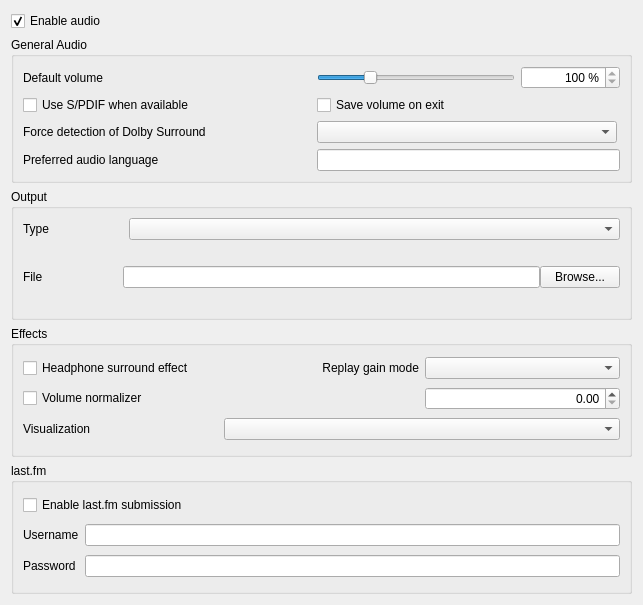
omunroe-com/ubtvlc, file modules/gui/qt4/ui/sprefs_audio.ui: the form before one commit.
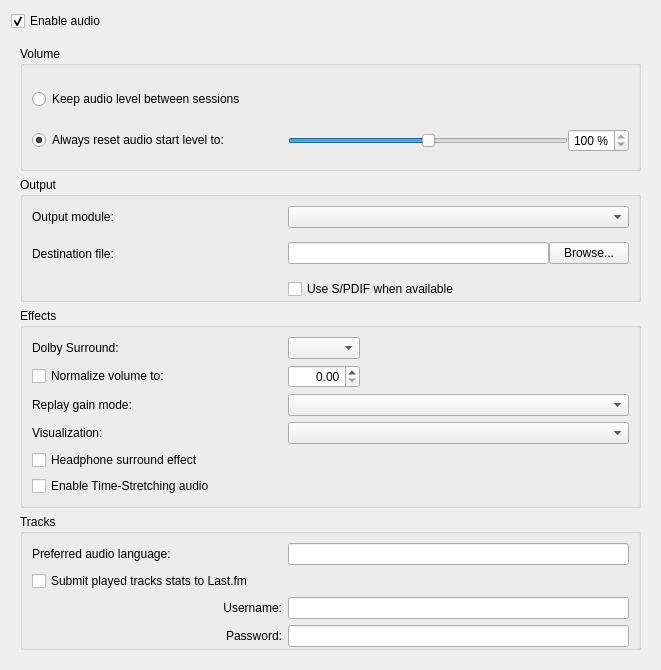
The form after the commit.

```diff
--- a/modules/gui/qt4/ui/sprefs_audio.ui
+++ b/modules/gui/qt4/ui/sprefs_audio.ui
@@ -1,22 +1,28 @@
 <ui version="4.0" >
  <author>Jean-Baptiste Kempf</author>
  <class>SPrefsAudio</class>
- <widget class="QWidget" name="SPrefsAudio" >
-  <property name="geometry" >
+ <widget class="QWidget" name="SPrefsAudio">
+  <property name="geometry">
    <rect>
     <x>0</x>
     <y>0</y>
-    <width>643</width>
-    <height>605</height>
+    <width>661</width>
+    <height>670</height>
    </rect>
   </property>
-  <property name="windowTitle" >
+  <property name="sizePolicy">
+   <sizepolicy hsizetype="Preferred" vsizetype="Preferred">
+    <horstretch>0</horstretch>
+    <verstretch>0</verstretch>
+   </sizepolicy>
+  </property>
+  <property name="windowTitle">
    <string>Form</string>
   </property>
-  <layout class="QVBoxLayout" name="verticalLayout" >
+  <layout class="QVBoxLayout" name="verticalLayout_2">
    <item>
-    <widget class="QCheckBox" name="enableAudio" >
-     <property name="text" >
+    <widget class="QCheckBox" name="enableAudio">
+     <property name="text">
       <string>Enable audio</string>
      </property>
      <property name="checked" >
@@ -25,22 +31,62 @@
     </widget>
    </item>
    <item>
-    <widget class="QGroupBox" name="audioBox" >
-     <property name="title" >
-      <string>General Audio</string>
-     </property>
-     <layout class="QGridLayout" >
-      <item row="0" column="0" colspan="2" >
-       <widget class="QLabel" name="label_2" >
-        <property name="text" >
-         <string>Default volume</string>
-        </property>
-       </widget>
-      </item>
-      <item row="0" column="2" colspan="2" >
-       <widget class="QSlider" name="defaultVolume" >
-        <property name="sizePolicy" >
-         <sizepolicy vsizetype="Minimum" hsizetype="Fixed" >
+    <widget class="QWidget" name="SPrefsAudio_zone" native="true">
+     <layout class="QVBoxLayout" name="verticalLayout">
+      <item>
+       <widget class="QGroupBox" name="audioBox">
+        <property name="title">
+         <string>Volume</string>
+        </property>
+        <layout class="QGridLayout">
+         <property name="bottomMargin">
+          <number>0</number>
+         </property>
+         <item row="0" column="0" colspan="2">
+          <widget class="QRadioButton" name="keepVolumeRadio">
+           <property name="minimumSize">
+            <size>
+             <width>250</width>
+             <height>0</height>
+            </size>
+           </property>
+           <property name="text">
+            <string>Keep audio level between sessions</string>
+           </property>
+          </widget>
+         </item>
+         <item row="1" column="0" colspan="2">
+          <widget class="QRadioButton" name="resetVolumeRadio">
+           <property name="minimumSize">
+            <size>
+             <width>250</width>
+             <height>0</height>
+            </size>
+           </property>
+           <property name="text">
+            <string>Always reset audio start level to:</string>
+           </property>
+           <property name="checked">
+            <bool>true</bool>
+           </property>
+          </widget>
+         </item>
+         <item row="1" column="2">
+          <widget class="QWidget" name="defaultVolume_zone" native="true">
+           <layout class="QHBoxLayout" name="horizontalLayout">
+            <property name="spacing">
+             <number>0</number>
+            </property>
+            <property name="sizeConstraint">
+             <enum>QLayout::SetDefaultConstraint</enum>
+            </property>
+            <property name="margin">
+             <number>0</number>
+            </property>
+            <item>
+             <widget class="QSlider" name="defaultVolume">
+              <property name="sizePolicy">
+               <sizepolicy hsizetype="MinimumExpanding" vsizetype="Minimum">
           <horstretch>0</horstretch>
           <verstretch>0</verstretch>
          </sizepolicy>
@@ -51,19 +97,13 @@
           <height>0</height>
          </size>
         </property>
-        <property name="maximumSize" >
-         <size>
-          <width>200</width>
-          <height>16777215</height>
-         </size>
-        </property>
-        <property name="layoutDirection" >
+              <property name="layoutDirection">
          <enum>Qt::LeftToRight</enum>
         </property>
-        <property name="maximum" >
-         <number>400</number>
-        </property>
-        <property name="value" >
+              <property name="maximum">
+               <number>200</number>
+              </property>
+              <property name="value">
          <number>100</number>
         </property>
         <property name="orientation" >
@@ -71,12 +111,18 @@
         </property>
        </widget>
       </item>
-      <item row="0" column="4" >
-       <widget class="QSpinBox" name="volumeValue" >
-        <property name="toolTip" >
-         <string>256 corresponds to 100%, 1024 to 400%</string>
-        </property>
-        <property name="alignment" >
+            <item>
+             <widget class="QSpinBox" name="volumeValue">
+              <property name="sizePolicy">
+               <sizepolicy hsizetype="Minimum" vsizetype="Fixed">
+                <horstretch>0</horstretch>
+                <verstretch>0</verstretch>
+               </sizepolicy>
+              </property>
+              <property name="wrapping">
+               <bool>false</bool>
+              </property>
+              <property name="alignment">
          <set>Qt::AlignRight|Qt::AlignTrailing|Qt::AlignVCenter</set>
         </property>
         <property name="readOnly" >
@@ -85,86 +131,17 @@
         <property name="suffix" >
          <string> %</string>
         </property>
-        <property name="maximum" >
-         <number>400</number>
-        </property>
-        <property name="value" >
+              <property name="maximum">
+               <number>200</number>
+              </property>
+              <property name="value">
          <number>100</number>
         </property>
        </widget>
       </item>
-      <item row="1" column="0" >
-       <widget class="QCheckBox" name="spdifBox" >
-        <property name="text" >
-         <string>Use S/PDIF when available</string>
-        </property>
-       </widget>
-      </item>
-      <item row="1" column="2" colspan="3" >
-       <widget class="QCheckBox" name="saveVolBox" >
-        <property name="text" >
-         <string>Save volume on exit</string>
-        </property>
-       </widget>
-      </item>
-      <item row="2" column="0" >
-       <widget class="QLabel" name="dolbyLabel" >
-        <property name="text" >
-         <string>Force detection of Dolby Surround</string>
-        </property>
-        <property name="buddy" >
-         <cstring>detectionDolby</cstring>
-        </property>
-       </widget>
-      </item>
-      <item row="2" column="2" colspan="3" >
-       <widget class="QComboBox" name="detectionDolby" >
-        <property name="sizePolicy" >
-         <sizepolicy vsizetype="Fixed" hsizetype="MinimumExpanding" >
-          <horstretch>0</horstretch>
-          <verstretch>0</verstretch>
-         </sizepolicy>
-        </property>
-        <property name="maximumSize" >
-         <size>
-          <width>300</width>
-          <height>16777215</height>
-         </size>
-        </property>
-        <property name="currentIndex" >
-         <number>-1</number>
-        </property>
-       </widget>
-      </item>
-      <item row="3" column="0" >
-       <widget class="QLabel" name="langLabel" >
-        <property name="text" >
-         <string>Preferred audio language</string>
-        </property>
-        <property name="buddy" >
-         <cstring>preferredAudioLanguage</cstring>
-        </property>
-       </widget>
-      </item>
-      <item row="3" column="2" colspan="3" >
-       <widget class="QLineEdit" name="preferredAudioLanguage" />
-      </item>
-      <item row="2" column="1" >
-       <spacer name="horizontalSpacer" >
-        <property name="orientation" >
-         <enum>Qt::Horizontal</enum>
-        </property>
-        <property name="sizeType" >
-         <enum>QSizePolicy::Fixed</enum>
-        </property>
-        <property name="sizeHint" stdset="0" >
-         <size>
-          <width>20</width>
-          <height>20</height>
-         </size>
-        </property>
-       </spacer>
-      </item>
+           </layout>
+          </widget>
+         </item>
      </layout>
     </widget>
    </item>
@@ -173,19 +150,22 @@
      <property name="title" >
       <string>Output</string>
      </property>
-     <layout class="QGridLayout" name="outputAudioLayout" >
-      <item row="0" column="0" >
-       <widget class="QLabel" name="outputLabel" >
-        <property name="minimumSize" >
+        <layout class="QGridLayout" name="outputAudioLayout">
+         <property name="bottomMargin">
+          <number>0</number>
+         </property>
+         <item row="0" column="0">
+          <widget class="QLabel" name="outputLabel">
+           <property name="minimumSize">
          <size>
-          <width>100</width>
+             <width>250</width>
           <height>0</height>
          </size>
         </property>
-        <property name="text" >
-         <string>Type</string>
-        </property>
-        <property name="buddy" >
+           <property name="text">
+            <string>Output module:</string>
+           </property>
+           <property name="buddy">
          <cstring>outputModule</cstring>
         </property>
        </widget>
@@ -213,17 +193,17 @@
           <number>0</number>
          </property>
          <item>
-          <widget class="QLabel" name="fileLabel" >
-           <property name="minimumSize" >
+             <widget class="QLabel" name="fileLabel">
+              <property name="minimumSize">
             <size>
-             <width>100</width>
+                <width>256</width>
              <height>0</height>
             </size>
            </property>
-           <property name="text" >
-            <string>File</string>
-           </property>
-           <property name="buddy" >
+              <property name="text">
+               <string>Destination file:</string>
+              </property>
+              <property name="buddy">
             <cstring>fileName</cstring>
            </property>
           </widget>
@@ -241,108 +221,312 @@
         </layout>
        </widget>
       </item>
+         <item row="3" column="1">
+          <widget class="QCheckBox" name="spdifBox">
+           <property name="sizePolicy">
+            <sizepolicy hsizetype="Minimum" vsizetype="Fixed">
+             <horstretch>0</horstretch>
+             <verstretch>0</verstretch>
+            </sizepolicy>
+           </property>
+           <property name="text">
+            <string>Use S/PDIF when available</string>
+           </property>
+          </widget>
+         </item>
      </layout>
     </widget>
    </item>
    <item>
-    <widget class="QGroupBox" name="groupBox" >
-     <property name="title" >
+       <widget class="QGroupBox" name="groupBox_2">
+        <property name="sizePolicy">
+         <sizepolicy hsizetype="Preferred" vsizetype="Preferred">
+          <horstretch>0</horstretch>
+          <verstretch>0</verstretch>
+         </sizepolicy>
+        </property>
+        <property name="title">
       <string>Effects</string>
      </property>
-     <layout class="QGridLayout" >
-      <item row="2" column="1" colspan="2" >
-       <widget class="QComboBox" name="visualisation" />
-      </item>
-      <item row="0" column="0" >
-       <widget class="QCheckBox" name="headphoneEffect" >
-        <property name="text" >
-         <string>Headphone surround effect</string>
+        <property name="checkable">
+         <bool>false</bool>
         </property>
-       </widget>
-      </item>
-      <item row="1" column="0" >
-       <widget class="QCheckBox" name="volNormBox" >
-        <property name="text" >
-         <string>Volume normalizer</string>
-        </property>
-       </widget>
-      </item>
-      <item row="2" column="0" >
-       <widget class="QLabel" name="visuLabel" >
-        <property name="text" >
-         <string>Visualization</string>
-        </property>
-        <property name="buddy" >
-         <cstring>visualisation</cstring>
+        <layout class="QGridLayout" name="gridLayout_2">
+         <item row="0" column="0">
+          <widget class="QLabel" name="dolbyLabel">
+           <property name="sizePolicy">
+            <sizepolicy hsizetype="Preferred" vsizetype="Preferred">
+             <horstretch>0</horstretch>
+             <verstretch>0</verstretch>
+            </sizepolicy>
+           </property>
+           <property name="minimumSize">
+            <size>
+             <width>250</width>
+             <height>0</height>
+            </size>
+           </property>
+           <property name="maximumSize">
+            <size>
+             <width>250</width>
+             <height>16777215</height>
+            </size>
+           </property>
+           <property name="text">
+            <string>Dolby Surround:</string>
+           </property>
+           <property name="buddy">
+            <cstring>detectionDolby</cstring>
+           </property>
+          </widget>
+         </item>
+         <item row="0" column="1">
+          <widget class="QComboBox" name="detectionDolby">
+           <property name="sizePolicy">
+            <sizepolicy hsizetype="Preferred" vsizetype="Fixed">
+             <horstretch>0</horstretch>
+             <verstretch>0</verstretch>
+            </sizepolicy>
+           </property>
+           <property name="currentIndex">
+            <number>-1</number>
         </property>
        </widget>
       </item>
-      <item row="0" column="1" >
-       <widget class="QLabel" name="replayLabel" >
-        <property name="text" >
-         <string>Replay gain mode</string>
-        </property>
-        <property name="alignment" >
-         <set>Qt::AlignRight|Qt::AlignTrailing|Qt::AlignVCenter</set>
-        </property>
-       </widget>
-      </item>
-      <item row="0" column="2" >
-       <widget class="QComboBox" name="replayCombo" />
-      </item>
-      <item row="1" column="2" >
-       <widget class="QDoubleSpinBox" name="volNormSpin" >
-        <property name="alignment" >
+         <item row="2" column="0">
+          <widget class="QCheckBox" name="volNormBox">
+           <property name="sizePolicy">
+            <sizepolicy hsizetype="Preferred" vsizetype="Fixed">
+             <horstretch>0</horstretch>
+             <verstretch>0</verstretch>
+            </sizepolicy>
+           </property>
+           <property name="minimumSize">
+            <size>
+             <width>250</width>
+             <height>0</height>
+            </size>
+           </property>
+           <property name="maximumSize">
+            <size>
+             <width>250</width>
+             <height>16777215</height>
+            </size>
+           </property>
+           <property name="text">
+            <string>Normalize volume to:</string>
+           </property>
+          </widget>
+         </item>
+         <item row="2" column="1">
+          <widget class="QDoubleSpinBox" name="volNormSpin">
+           <property name="enabled">
+            <bool>true</bool>
+           </property>
+           <property name="alignment">
          <set>Qt::AlignRight</set>
         </property>
        </widget>
       </item>
+         <item row="2" column="2">
+          <spacer name="horizontalSpacer">
+           <property name="orientation">
+            <enum>Qt::Horizontal</enum>
+           </property>
+           <property name="sizeHint" stdset="0">
+            <size>
+             <width>268</width>
+             <height>20</height>
+            </size>
+           </property>
+          </spacer>
+         </item>
+         <item row="3" column="0">
+          <widget class="QLabel" name="replayLabel">
+           <property name="minimumSize">
+            <size>
+             <width>250</width>
+             <height>0</height>
+            </size>
+           </property>
+           <property name="text">
+            <string>Replay gain mode:</string>
+           </property>
+           <property name="alignment">
+            <set>Qt::AlignLeading|Qt::AlignLeft|Qt::AlignVCenter</set>
+           </property>
+          </widget>
+         </item>
+         <item row="3" column="1" colspan="2">
+          <widget class="QComboBox" name="replayCombo">
+           <property name="sizePolicy">
+            <sizepolicy hsizetype="Preferred" vsizetype="Fixed">
+             <horstretch>0</horstretch>
+             <verstretch>0</verstretch>
+            </sizepolicy>
+           </property>
+          </widget>
+         </item>
+         <item row="4" column="0">
+          <widget class="QLabel" name="visuLabel">
+           <property name="minimumSize">
+            <size>
+             <width>250</width>
+             <height>0</height>
+            </size>
+           </property>
+           <property name="text">
+            <string>Visualization:</string>
+           </property>
+           <property name="buddy">
+            <cstring>visualisation</cstring>
+           </property>
+          </widget>
+         </item>
+         <item row="4" column="1" colspan="2">
+          <widget class="QComboBox" name="visualisation">
+           <property name="sizePolicy">
+            <sizepolicy hsizetype="Preferred" vsizetype="Fixed">
+             <horstretch>0</horstretch>
+             <verstretch>0</verstretch>
+            </sizepolicy>
+           </property>
+          </widget>
+         </item>
+         <item row="5" column="0">
+          <widget class="QCheckBox" name="headphoneEffect">
+           <property name="sizePolicy">
+            <sizepolicy hsizetype="Preferred" vsizetype="Fixed">
+             <horstretch>0</horstretch>
+             <verstretch>0</verstretch>
+            </sizepolicy>
+           </property>
+           <property name="text">
+            <string>Headphone surround effect</string>
+           </property>
+          </widget>
+         </item>
+         <item row="6" column="0" colspan="2">
+          <widget class="QCheckBox" name="autoscaleBox">
+           <property name="text">
+            <string>Enable Time-Stretching audio</string>
+           </property>
+          </widget>
+         </item>
      </layout>
     </widget>
    </item>
    <item>
-    <widget class="QGroupBox" name="lastFMBox" >
-     <property name="title" >
-      <string>last.fm</string>
-     </property>
-     <layout class="QGridLayout" name="gridLayout" >
-      <item row="0" column="0" colspan="2" >
-       <widget class="QCheckBox" name="lastfm" >
-        <property name="text" >
-         <string>Enable last.fm submission</string>
-        </property>
-       </widget>
-      </item>
-      <item row="1" column="0" >
-       <widget class="QLabel" name="lastfm_user_label" >
-        <property name="text" >
-         <string>Username</string>
-        </property>
-        <property name="buddy" >
-         <cstring>lastfm_user_edit</cstring>
-        </property>
-       </widget>
-      </item>
-      <item row="1" column="1" >
-       <widget class="QLineEdit" name="lastfm_user_edit" />
-      </item>
-      <item row="2" column="0" >
-       <widget class="QLabel" name="lastfm_pass_label" >
-        <property name="text" >
-         <string>Password</string>
-        </property>
-        <property name="buddy" >
-         <cstring>lastfm_pass_edit</cstring>
-        </property>
-       </widget>
-      </item>
-      <item row="2" column="1" >
-       <widget class="QLineEdit" name="lastfm_pass_edit" >
-        <property name="echoMode" >
+       <widget class="QGroupBox" name="groupBox_3">
+        <property name="title">
+         <string>Tracks</string>
+        </property>
+        <layout class="QGridLayout" name="gridLayout_3">
+         <property name="bottomMargin">
+          <number>0</number>
+         </property>
+         <item row="0" column="0">
+          <widget class="QLabel" name="langLabel">
+           <property name="minimumSize">
+            <size>
+             <width>250</width>
+             <height>0</height>
+            </size>
+           </property>
+           <property name="text">
+            <string>Preferred audio language:</string>
+           </property>
+           <property name="buddy">
+            <cstring>preferredAudioLanguage</cstring>
+           </property>
+          </widget>
+         </item>
+         <item row="0" column="1">
+          <widget class="QLineEdit" name="preferredAudioLanguage"/>
+         </item>
+         <item row="2" column="0" colspan="2">
+          <widget class="QWidget" name="lastfm_zone" native="true">
+           <property name="enabled">
+            <bool>true</bool>
+           </property>
+           <layout class="QGridLayout" name="gridLayout">
+            <property name="margin">
+             <number>0</number>
+            </property>
+            <item row="0" column="1">
+             <widget class="QLineEdit" name="lastfm_user_edit">
+              <property name="sizePolicy">
+               <sizepolicy hsizetype="Preferred" vsizetype="Fixed">
+                <horstretch>0</horstretch>
+                <verstretch>0</verstretch>
+               </sizepolicy>
+              </property>
+             </widget>
+            </item>
+            <item row="1" column="1">
+             <widget class="QLineEdit" name="lastfm_pass_edit">
+              <property name="sizePolicy">
+               <sizepolicy hsizetype="Preferred" vsizetype="Fixed">
+                <horstretch>0</horstretch>
+                <verstretch>0</verstretch>
+               </sizepolicy>
+              </property>
+              <property name="echoMode">
          <enum>QLineEdit::Password</enum>
         </property>
        </widget>
       </item>
+            <item row="1" column="0">
+             <widget class="QLabel" name="lastfm_pass_label">
+              <property name="maximumSize">
+               <size>
+                <width>250</width>
+                <height>16777215</height>
+               </size>
+              </property>
+              <property name="text">
+               <string>Password:</string>
+              </property>
+              <property name="alignment">
+               <set>Qt::AlignRight|Qt::AlignTrailing|Qt::AlignVCenter</set>
+              </property>
+              <property name="buddy">
+               <cstring>lastfm_pass_edit</cstring>
+              </property>
+             </widget>
+            </item>
+            <item row="0" column="0">
+             <widget class="QLabel" name="lastfm_user_label">
+              <property name="maximumSize">
+               <size>
+                <width>250</width>
+                <height>16777215</height>
+               </size>
+              </property>
+              <property name="text">
+               <string>Username:</string>
+              </property>
+              <property name="alignment">
+               <set>Qt::AlignRight|Qt::AlignTrailing|Qt::AlignVCenter</set>
+              </property>
+              <property name="buddy">
+               <cstring>lastfm_user_edit</cstring>
+              </property>
+             </widget>
+            </item>
+           </layout>
+          </widget>
+         </item>
+         <item row="1" column="0" colspan="2">
+          <widget class="QCheckBox" name="lastfm">
+           <property name="text">
+            <string>Submit played tracks stats to Last.fm</string>
+           </property>
+          </widget>
+         </item>
+        </layout>
+       </widget>
+      </item>
      </layout>
     </widget>
    </item>
```
Left out of the diff: 123 changed lines with no effect on the pictures. Lines whose indentation alone changed are shown as unchanged.
